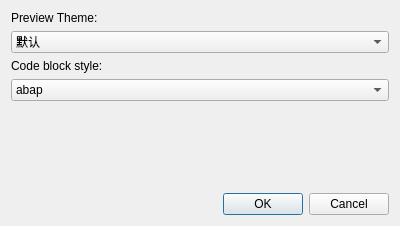
First picture: the form in preferencedialog.ui, repository missdeer/KarenMeu, before the edit.
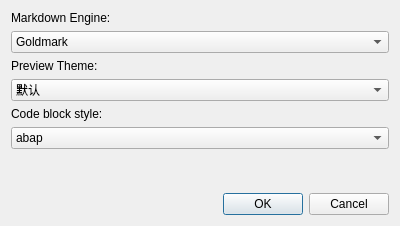
Second picture: the form after the edit.

Commit message: (*)customable markdown engine choice

What changed in the file:
```diff
--- a/preferencedialog.ui
+++ b/preferencedialog.ui
@@ -14,6 +14,27 @@
    <string>Preference</string>
   </property>
   <layout class="QVBoxLayout" name="verticalLayout">
+   <item>
+    <widget class="QLabel" name="label_3">
+     <property name="text">
+      <string>Markdown Engine:</string>
+     </property>
+    </widget>
+   </item>
+   <item>
+    <widget class="QComboBox" name="cbMarkdownEngine">
+     <item>
+      <property name="text">
+       <string>Goldmark</string>
+      </property>
+     </item>
+     <item>
+      <property name="text">
+       <string>Lute</string>
+      </property>
+     </item>
+    </widget>
+   </item>
    <item>
     <widget class="QLabel" name="label_2">
      <property name="text">
```
The commit also changes 6 other files.
